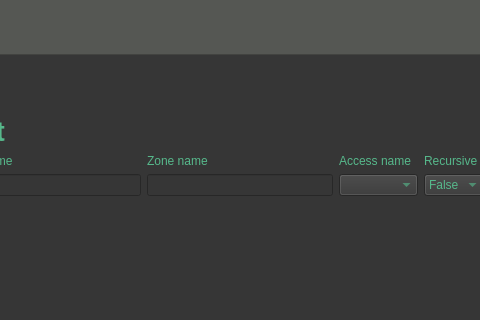
This is gui/ui-files/tabBrowser.ui in iBridges-for-iRODS/iBridges as Qt 5 draws it before an edit; both pictures show x 688 to 1168 and y 347 to 667 of the 1278 by 807 pixel window. The edited form follows.
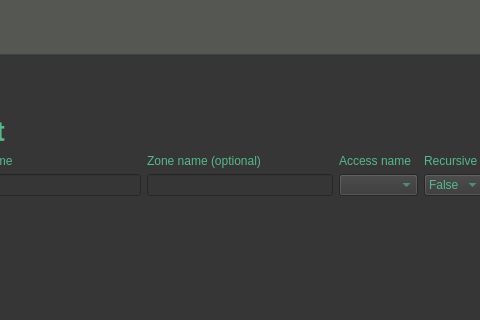
This is the edited form. The open tabs and pages were chosen to show the change. Icons and pictures are not drawn.

Patch:
```diff
--- a/gui/ui-files/tabBrowser.ui
+++ b/gui/ui-files/tabBrowser.ui
@@ -470,7 +470,7 @@
          <item row="4" column="1">
           <widget class="QLabel" name="label_8">
            <property name="text">
-            <string>Zone name</string>
+            <string>Zone name (optional)</string>
            </property>
           </widget>
          </item>
```
